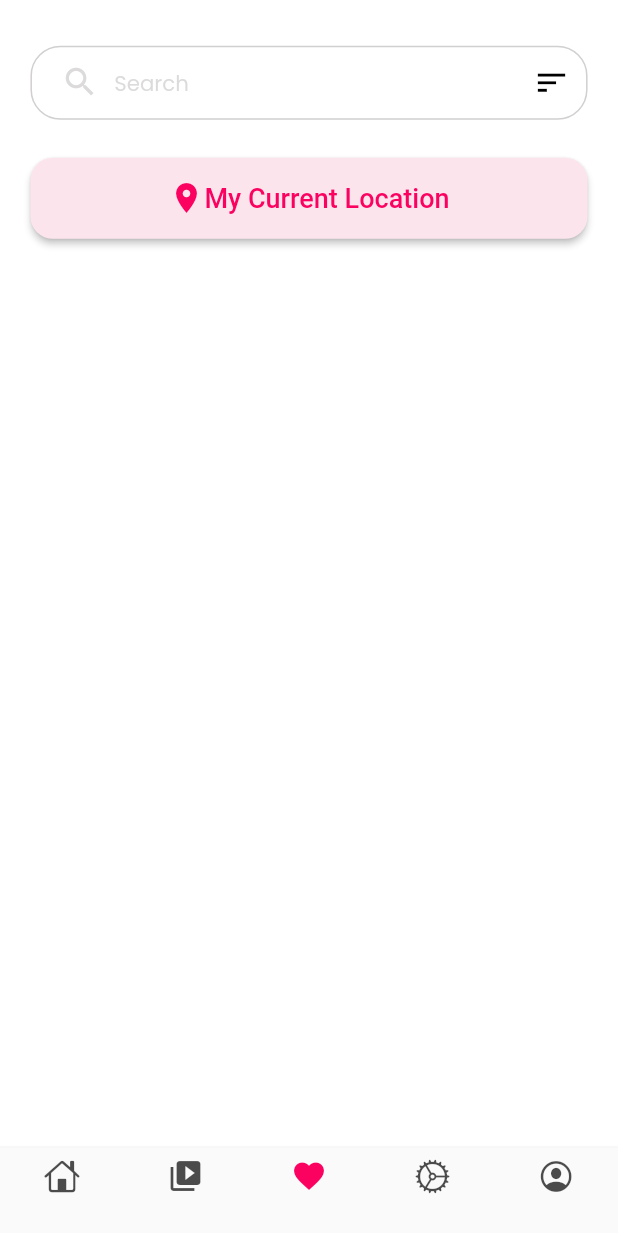
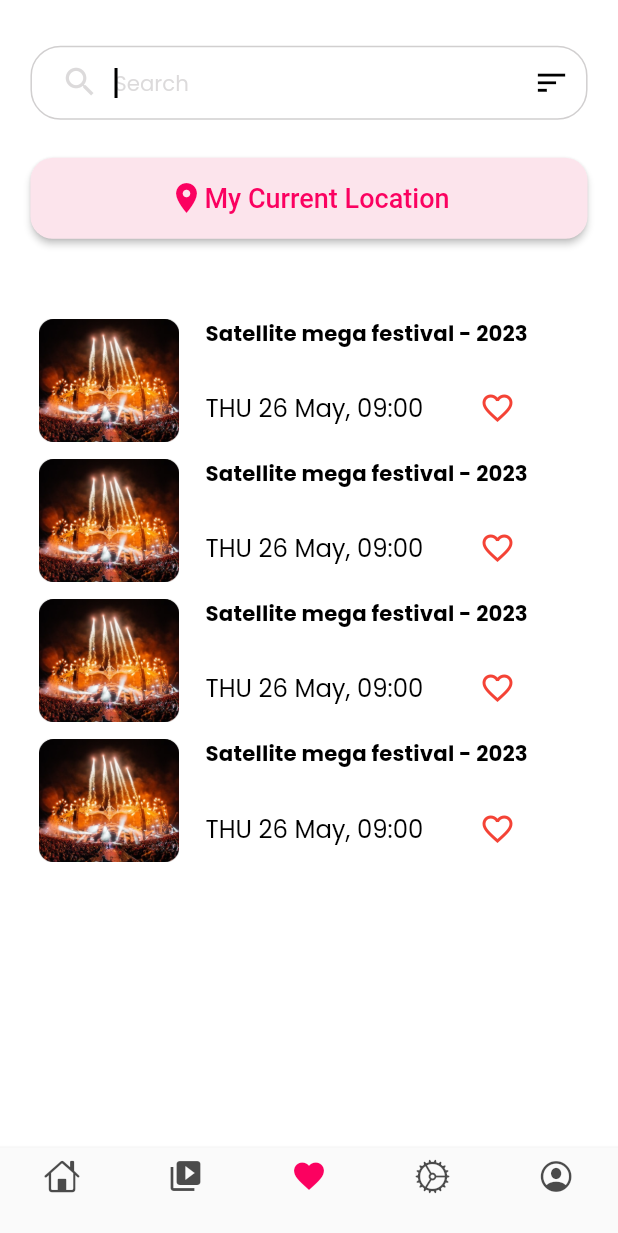
Before and after one commit to Sejimu/City_event_app, a Flutter app: the SearchScreen screen opened by its route, on a phone screen of 412 x 824 dp. Shown: the top 1233 px of the screen. Run offline on Flutter 3.47's test engine with Material 3 defaults, Android fonts, the phone set to English and light mode, and no system bars; our stand-ins replace auto_route, dio, equatable, firebase_auth, flutter_screenutil, flutter_svg and 5 more; accounts and stored records are empty; key blocks and very long unbroken strings in the code were emptied for the run.

Commit message:
search screen layer is done

```diff
--- a/lib/src/modules/main/features/search/search_screen.dart
+++ b/lib/src/modules/main/features/search/search_screen.dart
@@ -1,8 +1,12 @@
 import 'package:auto_route/auto_route.dart';
+import 'package:clubcrafter/src/core/utils/extensions/extensions.dart';
+import 'package:clubcrafter/src/core/utils/resources/resources.dart';
 import 'package:flutter/material.dart';
 import 'package:flutter_screenutil/flutter_screenutil.dart';
 
+import '../../../../../generated/l10n.dart';
 import '../../../../core/config/theme/app_colors.dart';
+import '../../../widgets/cruft_icon_button.dart';
 import '../widgets/search_home_field.dart';
 
 const double _paddingSmall = 5;
@@ -22,25 +26,25 @@ class SearchScreen extends StatelessWidget {
         child: CustomScrollView(
           slivers: [
             SliverPadding(
-            padding: REdgeInsets.fromLTRB(
-                _paddingMedium, _paddingLarge, _paddingMedium, _paddingMedium),
+              padding: REdgeInsets.fromLTRB(_paddingMedium, _paddingLarge,
+                  _paddingMedium, _paddingMedium),
               sliver: SliverToBoxAdapter(
-              child: SearchHomeField(
+                child: SearchField(
                   controller: _controller,
                 ),
               ),
             ),
             SliverPadding(
-            padding: REdgeInsets.fromLTRB(
-                _paddingMedium, _paddingSmall, _paddingMedium, _paddingMedium),
+              padding: REdgeInsets.fromLTRB(_paddingMedium, _paddingSmall,
+                  _paddingMedium, _paddingMedium),
               sliver: SliverToBoxAdapter(
                 child: ElevatedButton(
                   onPressed: () {},
                   style: ElevatedButton.styleFrom(
                       backgroundColor: Colors.pink[50],
                       padding: const EdgeInsets.all(15),
-                  shape: RoundedRectangleBorder(borderRadius: BorderRadius.circular(15))
-                ),
+                      shape: RoundedRectangleBorder(
+                          borderRadius: BorderRadius.circular(15))),
                   child: Row(
                     mainAxisAlignment: MainAxisAlignment.center,
                     children: [
@@ -50,15 +54,134 @@ class SearchScreen extends StatelessWidget {
                       ),
                       Text(
                         "My Current Location",
-                      style: TextStyle(color: AppColors.hotPink , fontSize: 18),
+                        style:
+                            TextStyle(color: AppColors.hotPink, fontSize: 18),
                       ),
                     ],
                   ),
                 ),
               ),
             ),
+            SliverPadding(
+              padding: EdgeInsets.fromLTRB(20.w, 25.w, 20.w, 25.w),
+              sliver: const SliverToBoxAdapter(
+                child: Column(
+                  children: [
+                    WidgetForSearch(),
+                    WidgetForSearch(),
+                    WidgetForSearch(),
+                    WidgetForSearch(),
                   ],
                 ),
-    ));
+              ),
+            ),
+          ],
+        ),
+      ),
+    );
   }
 }
+
+class WidgetForSearch extends StatelessWidget {
+  const WidgetForSearch({
+    super.key,
+  });
+
+  @override
+  Widget build(BuildContext context) {
+    return Container(
+      padding: REdgeInsets.all(4),
+      child: Row(
+        children: [
+          Image.asset(
+            Images.event,
+            width: 85.w,
+            height: 75.w,
+            fit: BoxFit.fill,
+          ),
+          16.horizontalSpace,
+          Column(
+            crossAxisAlignment: CrossAxisAlignment.start,
+            children: [
+              Text(
+                "Satellite mega festival - 2023",
+                style: context.textTheme.titleSmall!
+                    .copyWith(color: AppColors.black),
+                softWrap: true,
+              ),
+              16.verticalSpace,
+              Row(
+                mainAxisAlignment: MainAxisAlignment.spaceBetween,
+                children: [
+                  const Text(
+                    "THU 26 May, 09:00",
+                    style: TextStyle(color: AppColors.black),
+                  ),
+                  15.horizontalSpace,
+                  SizedBox(
+                    width: 60.w,
+                    child: IconButton(
+                      onPressed: () {},
+                      icon: const Icon(
+                        Icons.favorite_border,
+                        color: Colors.red,
+                      ),
+                    ),
+                  )
+                ],
+              )
+            ],
+          )
+        ],
+      ),
+    );
+  }
+}
+
+
+
+const double _paddingUnit = 20;
+
+class SearchField extends StatelessWidget {
+  final TextEditingController controller;
+
+  const SearchField({super.key, required this.controller});
+
+  @override
+  Widget build(BuildContext context) {
+    return TextFormField(
+autofocus: true,
+      cursorColor: AppColors.black,
+      controller: controller,
+      style: context.textTheme.bodySmall!.copyWith(color: AppColors.black),
+      maxLines: 1,
+      decoration: InputDecoration(
+          hintText: S.of(context).homeSearch,
+          hintStyle: context.textTheme.bodySmall!
+              .copyWith(color: AppColors.grey.withOpacity(0.3)),
+          prefixIcon: Padding(
+            padding: REdgeInsets.only(left: _paddingUnit, right: 10),
+            child: Icon(
+              Icons.search_outlined,
+              color: AppColors.grey.withOpacity(0.3),
+              size: 25.h,
+            ),
+          ),
+          suffixIcon: CruftIconButton(
+            onPressed: () {},
+            icon: Icons.sort_sharp,
+          ),
+          contentPadding:
+          REdgeInsets.symmetric(horizontal: _paddingUnit, vertical: 14),
+          enabledBorder: outlineborder(),
+          focusedBorder: outlineborder()),
+    );
+  }
+
+  OutlineInputBorder outlineborder() {
+    return OutlineInputBorder(
+        borderSide: BorderSide(color: AppColors.grey.withOpacity(0.4)),
+        borderRadius: BorderRadius.circular(_paddingUnit));
+  }
+
+}
--- a/lib/src/modules/main/features/widgets/search_home_field.dart
+++ b/lib/src/modules/main/features/widgets/search_home_field.dart
@@ -1,3 +1,6 @@
+import 'package:auto_route/auto_route.dart';
+import 'package:clubcrafter/src/core/config/routes/app_routes.gr.dart';
+
 import '../../../../../generated/l10n.dart';
 import '../../../widgets/cruft_icon_button.dart';
 import '../../../../core/utils/extensions/extensions.dart';
@@ -9,11 +12,15 @@ const double _paddingUnit = 20;
 
 class SearchHomeField extends StatelessWidget {
   final TextEditingController controller;
+
   const SearchHomeField({super.key, required this.controller});
 
   @override
   Widget build(BuildContext context) {
-    return TextFormField(
+    return GestureDetector(
+      onTap: () => _goToSearchScreen(context),
+      child: TextFormField(
+        enabled: false,
         cursorColor: AppColors.black,
         controller: controller,
         style: context.textTheme.bodySmall!.copyWith(color: AppColors.black),
@@ -38,6 +45,7 @@ class SearchHomeField extends StatelessWidget {
                 REdgeInsets.symmetric(horizontal: _paddingUnit, vertical: 14),
             enabledBorder: outlineborder(),
             focusedBorder: outlineborder()),
+      ),
     );
   }
 
@@ -46,4 +54,7 @@ class SearchHomeField extends StatelessWidget {
         borderSide: BorderSide(color: AppColors.grey.withOpacity(0.4)),
         borderRadius: BorderRadius.circular(_paddingUnit));
   }
+
+  void _goToSearchScreen(BuildContext context) =>
+      context.pushRoute(const SearchRoute());
 }
```
Lines whose indentation alone changed are shown as unchanged.
